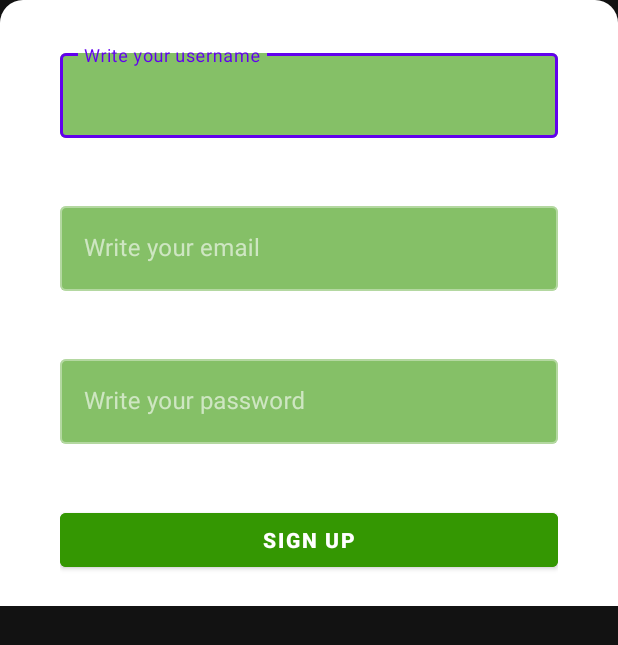
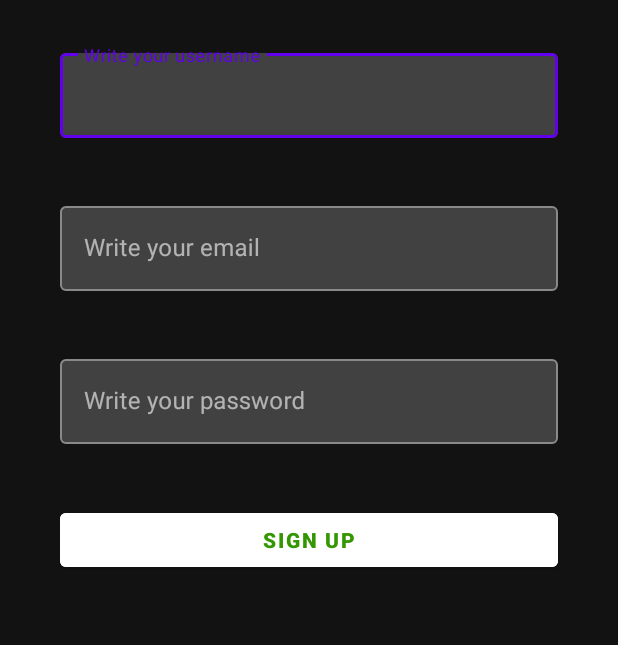
Before and after one commit to UNIZAR-30226-2020-08/Android, an Android app: the fragment Registro shown on its own in the app's theme, on a phone screen of 412 x 824 dp. Shown: the top 645 px of the screen. Run offline under Robolectric (Android 15) with nearby library versions, the phone set to English and light mode, and no system bars.

Commit message:
mas cmabios

```diff
--- a/Guinote/app/build.gradle
+++ b/Guinote/app/build.gradle
@@ -29,6 +29,7 @@ dependencies {
     implementation 'androidx.constraintlayout:constraintlayout:2.0.4'
     implementation "com.airbnb.android:lottie:3.6.1"
     implementation 'com.google.android.material:material:1.3.0'
+    implementation 'de.hdodenhof:circleimageview:3.1.0'
     testImplementation 'junit:junit:4.12'
     androidTestImplementation 'androidx.test.ext:junit:1.1.2'
     androidTestImplementation 'androidx.test.espresso:espresso-core:3.3.0'
--- a/Guinote/app/src/main/res/drawable/border_radio.xml
+++ b/Guinote/app/src/main/res/drawable/border_radio.xml
@@ -5,7 +5,7 @@
     // The width and color of the border
 
     <solid
-        android:color="#ffffff"
+        android:color="#00000000"
         />
     // The desired corner radius. reduce it to keep it less rounded
     <corners android:topLeftRadius="15dp"
--- a/Guinote/app/src/main/res/layout/activity_registro.xml
+++ b/Guinote/app/src/main/res/layout/activity_registro.xml
@@ -15,7 +15,7 @@
         android:layout_height="0dp"
         android:layout_weight="1"
         android:padding="20dp"
-        app:boxBackgroundColor="#99349702"
+        app:boxBackgroundColor="#33ffffff"
         android:hint="Write your username"
         style="@style/Widget.MaterialComponents.TextInputLayout.OutlinedBox">
 
@@ -28,7 +28,7 @@
         android:id="@+id/textCorre"
         android:layout_width="match_parent"
         android:layout_height="0dp"
-        app:boxBackgroundColor="#99349702"
+        app:boxBackgroundColor="#33ffffff"
         android:layout_weight="1"
         android:padding="20dp"
         android:hint="Write your email"
@@ -44,7 +44,7 @@
         android:id="@+id/textFieldP"
         android:layout_width="match_parent"
         android:layout_height="0dp"
-        app:boxBackgroundColor="#99349702"
+        app:boxBackgroundColor="#33ffffff"
         android:layout_weight="1"
         android:hint="Write your password"
         android:padding="20dp"
@@ -66,8 +66,8 @@
             android:layout_width="match_parent"
             android:layout_height="wrap_content"
             android:textStyle="bold"
-            android:backgroundTint="#349702"
-            android:textColor="#ffffff"
+            android:backgroundTint="#ffffff"
+            android:textColor="#349702"
             android:text="Sign Up" />
     </com.google.android.material.button.MaterialButtonToggleGroup>
 
```
Also changed, not shown: Guinote/app/src/main/res/drawable/circuloperfil.xml (added, +11 -0 lines), Guinote/app/src/main/res/drawable/imagenp.xml (added, +7 -0 lines), Guinote/app/src/main/res/layout/activity_login.xml (+4 -4 lines), Guinote/app/src/main/res/layout/activity_perfil.xml (+9 -7 lines), Guinote/app/src/main/res/drawable/fotoperfil.jpg (added).
